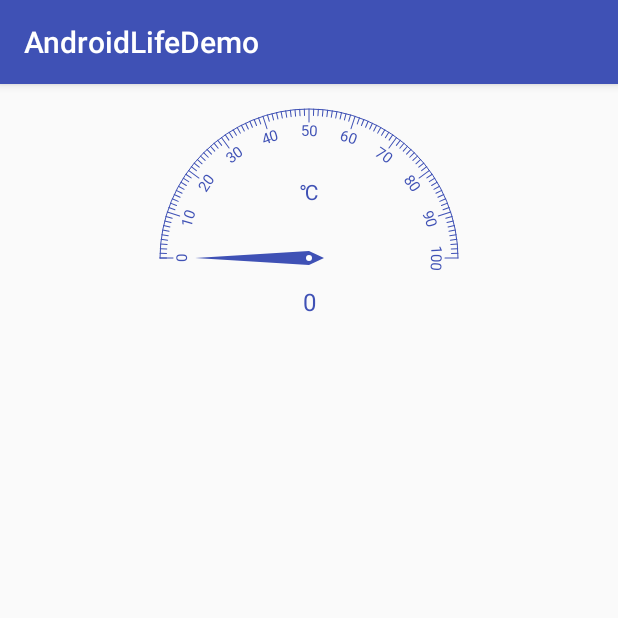
After one commit to shadowwingz/AndroidLifeDemo, an Android app: the DashBoardActivity screen opened directly, with no data from a screen before it, on a phone screen of 412 x 824 dp, the top half of it. The commit adds this screen. Run offline under Robolectric (Android 15) with nearby library versions, the phone set to English and light mode, and no system bars; libraries missing offline, so code that uses them is left out: com.squareup.leakcanary.

Commit message:
[Add]Add demo about custom view dashboard

```diff
--- a/app/src/main/AndroidManifest.xml
+++ b/app/src/main/AndroidManifest.xml
@@ -10,6 +10,8 @@
         android:roundIcon="@mipmap/ic_launcher_round"
         android:supportsRtl="true"
         android:theme="@style/AppTheme">
+        <activity android:name=".customviewdemo.dashboard.DashBoardActivity">
+        </activity>
         <activity android:name=".customviewdemo.conpon.CouponDisplayActivity">
         </activity>
         <activity android:name=".customviewdemo.CustomViewActivity">
--- a/app/src/main/java/com/shadowwingz/androidlifedemo/customviewdemo/CustomViewActivity.java
+++ b/app/src/main/java/com/shadowwingz/androidlifedemo/customviewdemo/CustomViewActivity.java
@@ -7,6 +7,7 @@ import android.view.View;
 
 import com.shadowwingz.androidlifedemo.R;
 import com.shadowwingz.androidlifedemo.customviewdemo.conpon.CouponDisplayActivity;
+import com.shadowwingz.androidlifedemo.customviewdemo.dashboard.DashBoardActivity;
 
 public class CustomViewActivity extends AppCompatActivity {
 
@@ -21,5 +22,12 @@ public class CustomViewActivity extends AppCompatActivity {
                 startActivity(new Intent(CustomViewActivity.this, CouponDisplayActivity.class));
             }
         });
+
+        findViewById(R.id.btn_dashboard).setOnClickListener(new View.OnClickListener() {
+            @Override
+            public void onClick(View v) {
+                startActivity(new Intent(CustomViewActivity.this, DashBoardActivity.class));
+            }
+        });
     }
 }
--- /dev/null
+++ b/app/src/main/java/com/shadowwingz/androidlifedemo/customviewdemo/dashboard/DashBoardActivity.java
@@ -0,0 +1,29 @@
+package com.shadowwingz.androidlifedemo.customviewdemo.dashboard;
+
+import android.os.Bundle;
+import android.support.v7.app.AppCompatActivity;
+import android.view.View;
+
+import com.shadowwingz.androidlifedemo.R;
+
+import java.util.Random;
+
+public class DashBoardActivity extends AppCompatActivity {
+
+    private DashboardView1 mDashboardView1;
+
+    @Override
+    protected void onCreate(Bundle savedInstanceState) {
+        super.onCreate(savedInstanceState);
+        setContentView(R.layout.activity_dash_board);
+
+        mDashboardView1 = (DashboardView1) findViewById(R.id.dashboard_view_1);
+
+        mDashboardView1.setOnClickListener(new View.OnClickListener() {
+            @Override
+            public void onClick(View v) {
+                mDashboardView1.setRealTimeValue(new Random().nextInt(100));
+            }
+        });
+    }
+}
--- /dev/null
+++ b/app/src/main/java/com/shadowwingz/androidlifedemo/customviewdemo/dashboard/DashboardView1.java
@@ -0,0 +1,304 @@
+package com.shadowwingz.androidlifedemo.customviewdemo.dashboard;
+
+import android.content.Context;
+import android.graphics.Canvas;
+import android.graphics.Color;
+import android.graphics.Paint;
+import android.graphics.Path;
+import android.graphics.Rect;
+import android.graphics.RectF;
+import android.support.annotation.Nullable;
+import android.support.v4.content.ContextCompat;
+import android.text.TextUtils;
+import android.util.AttributeSet;
+import android.view.View;
+
+import com.shadowwingz.androidlifedemo.R;
+
+import static com.shadowwingz.androidlifedemo.utils.Util.dp2px;
+import static com.shadowwingz.androidlifedemo.utils.Util.sp2px;
+
+/**
+ * Created by shadowwingz on 2019-08-01 11:03
+ */
+public class DashboardView1 extends View {
+
+    private int mRadius; // 扇形半径
+    private int mStartAngle = 180; // 起始角度
+    private int mSweepAngle = 180; // 绘制角度
+    private int mMin = 0; // 最小值
+    private int mMax = 100; // 最大值
+    private int mSection = 10; // 值域（mMax-mMin）等分份数
+    private int mPortion = 10; // 一个mSection等分份数
+    private String mHeaderText = "℃"; // 表头
+    private int mRealTimeValue = mMin; // 实时读数
+    private boolean isShowValue = true; // 是否显示实时读数
+    private int mStrokeWidth; // 画笔宽度
+    private int mLength1; // 长刻度的相对圆弧的长度
+    private int mLength2; // 刻度读数顶部的相对圆弧的长度
+    private int mPLRadius; // 指针长半径
+    private int mPSRadius; // 指针短半径
+
+    private int mPadding;
+    private float mCenterX, mCenterY; // 圆心坐标
+    private Paint mPaint;
+    private RectF mRectFArc;
+    private Path mPath;
+    private RectF mRectFInnerArc;
+    private Rect mRectText;
+    private String[] mTexts;
+
+    public DashboardView1(Context context) {
+        this(context, null);
+    }
+
+    public DashboardView1(Context context, @Nullable AttributeSet attrs) {
+        this(context, attrs, 0);
+    }
+
+    public DashboardView1(Context context, @Nullable AttributeSet attrs, int defStyleAttr) {
+        super(context, attrs, defStyleAttr);
+
+        init();
+    }
+
+    private void init() {
+        mStrokeWidth = dp2px(1);
+        mLength1 = dp2px(8) + mStrokeWidth;
+        mLength2 = mLength1 + dp2px(2);
+        mPSRadius = dp2px(10);
+
+        mPaint = new Paint();
+        mPaint.setAntiAlias(true);
+        mPaint.setStrokeCap(Paint.Cap.ROUND);
+
+        mRectFArc = new RectF();
+        mPath = new Path();
+        mRectFInnerArc = new RectF();
+        mRectText = new Rect();
+
+        mTexts = new String[mSection + 1]; // 需要显示mSection + 1个刻度读数
+        for (int i = 0; i < mTexts.length; i++) {
+            int n = (mMax - mMin) / mSection;
+            mTexts[i] = String.valueOf(mMin + i * n);
+        }
+    }
+
+    @Override
+    protected void onMeasure(int widthMeasureSpec, int heightMeasureSpec) {
+        super.onMeasure(widthMeasureSpec, heightMeasureSpec);
+        mPadding = Math.max(
+                Math.max(getPaddingLeft(), getPaddingTop()),
+                Math.max(getPaddingRight(), getPaddingBottom())
+        );
+        setPadding(mPadding, mPadding, mPadding, mPadding);
+
+        // 控件的宽度，这里要参考父容器的 widthMeasureSpec 来确定控件的宽度
+        int measureWidth = resolveSize(dp2px(200), widthMeasureSpec);
+        mRadius = (measureWidth - mPadding * 2 - mStrokeWidth * 2) / 2;
+
+        mPaint.setTextSize(sp2px(16));
+        if (isShowValue) { // 显示实时读数，View高度增加字体高度3倍
+            mPaint.getTextBounds("0", 0, "0".length(), mRectText);
+        } else {
+            mPaint.getTextBounds("0", 0, 0, mRectText);
+        }
+        // 由半径+指针短半径+实时读数文字高度确定的高度
+        int height1 = mRadius + mStrokeWidth * 2 + mPSRadius + mRectText.height() * 3;
+        // 由起始角度确定的高度
+        float[] point1 = getCoordinatePoint(mRadius, mStartAngle);
+        // 由结束角度确定的高度
+        float[] point2 = getCoordinatePoint(mRadius, mStartAngle + mSweepAngle);
+        // 取最大值
+        int measureHeight = (int) Math.max(
+                height1,
+                Math.max(point1[1] + mRadius + mStrokeWidth * 2, point2[1] + mRadius + mStrokeWidth * 2)
+        );
+        setMeasuredDimension(measureWidth, measureHeight + getPaddingTop() + getPaddingBottom());
+
+        mCenterX = mCenterY = getMeasuredWidth() / 2f;
+        mRectFArc.set(
+                getPaddingLeft() + mStrokeWidth,
+                getPaddingTop() + mStrokeWidth,
+                getMeasuredWidth() - getPaddingRight() - mStrokeWidth,
+                getMeasuredWidth() - getPaddingBottom() - mStrokeWidth
+        );
+
+        mPaint.setTextSize(sp2px(10));
+        mPaint.getTextBounds("0", 0, "0".length(), mRectText);
+        mRectFInnerArc.set(
+                getPaddingLeft() + mLength2 + mRectText.height(),
+                getPaddingTop() + mLength2 + mRectText.height(),
+                getMeasuredWidth() - getPaddingRight() - mLength2 - mRectText.height(),
+                getMeasuredWidth() - getPaddingBottom() - mLength2 - mRectText.height()
+        );
+
+        mPLRadius = mRadius - (mLength2 + mRectText.height() + dp2px(5));
+    }
+
+    @Override
+    protected void onDraw(Canvas canvas) {
+        super.onDraw(canvas);
+
+        mPaint.setStyle(Paint.Style.STROKE);
+        mPaint.setStrokeWidth(mStrokeWidth);
+        mPaint.setColor(ContextCompat.getColor(getContext(), R.color.colorPrimary));
+        /**
+         * 画圆弧
+         */
+        canvas.drawArc(mRectFArc, mStartAngle, mSweepAngle, false, mPaint);
+
+        /**
+         * 画长刻度
+         * 画好起始角度的一条刻度后通过canvas绕着原点旋转来画剩下的长刻度
+         */
+        double cos = Math.cos(Math.toRadians(mStartAngle - 180));
+        double sin = Math.sin(Math.toRadians(mStartAngle - 180));
+        float x0 = (float) (mPadding + mStrokeWidth + mRadius * (1 - cos));
+        float y0 = (float) (mPadding + mStrokeWidth + mRadius * (1 - sin));
+        float x1 = (float) (mPadding + mStrokeWidth + mRadius - (mRadius - mLength1) * cos);
+        float y1 = (float) (mPadding + mStrokeWidth + mRadius - (mRadius - mLength1) * sin);
+
+        canvas.save();
+        canvas.drawLine(x0, y0, x1, y1, mPaint);
+        float angle = mSweepAngle * 1f / mSection;
+        for (int i = 0; i < mSection; i++) {
+            canvas.rotate(angle, mCenterX, mCenterY);
+            canvas.drawLine(x0, y0, x1, y1, mPaint);
+        }
+        canvas.restore();
+
+        /**
+         * 画短刻度
+         * 同样采用canvas的旋转原理
+         */
+        canvas.save();
+        mPaint.setStrokeWidth(1);
+        float x2 = (float) (mPadding + mStrokeWidth + mRadius - (mRadius - mLength1 / 2f) * cos);
+        float y2 = (float) (mPadding + mStrokeWidth + mRadius - (mRadius - mLength1 / 2f) * sin);
+        canvas.drawLine(x0, y0, x2, y2, mPaint);
+        angle = mSweepAngle * 1f / (mSection * mPortion);
+        for (int i = 1; i < mSection * mPortion; i++) {
+            canvas.rotate(angle, mCenterX, mCenterY);
+            if (i % mPortion == 0) { // 避免与长刻度画重合
+                continue;
+            }
+            canvas.drawLine(x0, y0, x2, y2, mPaint);
+        }
+        canvas.restore();
+
+        /**
+         * 画长刻度读数
+         * 添加一个圆弧path，文字沿着path绘制
+         */
+        mPaint.setTextSize(sp2px(10));
+        mPaint.setTextAlign(Paint.Align.LEFT);
+        mPaint.setStyle(Paint.Style.FILL);
+        for (int i = 0; i < mTexts.length; i++) {
+            mPaint.getTextBounds(mTexts[i], 0, mTexts[i].length(), mRectText);
+            // 粗略把文字的宽度视为圆心角2*θ对应的弧长，利用弧长公式得到θ，下面用于修正角度
+            float θ = (float) (180 * mRectText.width() / 2 /
+                    (Math.PI * (mRadius - mLength2 - mRectText.height())));
+
+            mPath.reset();
+            mPath.addArc(
+                    mRectFInnerArc,
+                    mStartAngle + i * (mSweepAngle / mSection) - θ, // 正起始角度减去θ使文字居中对准长刻度
+                    mSweepAngle
+            );
+            canvas.drawTextOnPath(mTexts[i], mPath, 0, 0, mPaint);
+        }
+
+        /**
+         * 画表头
+         * 没有表头就不画
+         */
+        if (!TextUtils.isEmpty(mHeaderText)) {
+            mPaint.setTextSize(sp2px(14));
+            mPaint.setTextAlign(Paint.Align.CENTER);
+            mPaint.getTextBounds(mHeaderText, 0, mHeaderText.length(), mRectText);
+            canvas.drawText(mHeaderText, mCenterX, mCenterY / 2f + mRectText.height(), mPaint);
+        }
+
+        /**
+         * 画指针
+         */
+        float θ = mStartAngle + mSweepAngle * (mRealTimeValue - mMin) / (mMax - mMin); // 指针与水平线夹角
+        int d = dp2px(5); // 指针由两个等腰三角形构成，d为共底边长的一半
+        mPath.reset();
+        float[] p1 = getCoordinatePoint(d, θ - 90);
+        mPath.moveTo(p1[0], p1[1]);
+        float[] p2 = getCoordinatePoint(mPLRadius, θ);
+        mPath.lineTo(p2[0], p2[1]);
+        float[] p3 = getCoordinatePoint(d, θ + 90);
+        mPath.lineTo(p3[0], p3[1]);
+        float[] p4 = getCoordinatePoint(mPSRadius, θ - 180);
+        mPath.lineTo(p4[0], p4[1]);
+        mPath.close();
+        canvas.drawPath(mPath, mPaint);
+
+        /**
+         * 画指针围绕的镂空圆心
+         */
+        mPaint.setColor(Color.WHITE);
+        canvas.drawCircle(mCenterX, mCenterY, dp2px(2), mPaint);
+
+        /**
+         * 画实时度数值
+         */
+        if (isShowValue) {
+            mPaint.setTextSize(sp2px(16));
+            mPaint.setTextAlign(Paint.Align.CENTER);
+            mPaint.setColor(ContextCompat.getColor(getContext(), R.color.colorPrimary));
+            String value = String.valueOf(mRealTimeValue);
+            mPaint.getTextBounds(value, 0, value.length(), mRectText);
+            canvas.drawText(value, mCenterX, mCenterY + mPSRadius + mRectText.height() * 2, mPaint);
+        }
+    }
+
+    public float[] getCoordinatePoint(int radius, float angle) {
+        float[] point = new float[2];
+
+        double arcAngle = Math.toRadians(angle); //将角度转换为弧度
+        if (angle < 90) {
+            point[0] = (float) (mCenterX + Math.cos(arcAngle) * radius);
+            point[1] = (float) (mCenterY + Math.sin(arcAngle) * radius);
+        } else if (angle == 90) {
+            point[0] = mCenterX;
+            point[1] = mCenterY + radius;
+        } else if (angle > 90 && angle < 180) {
+            arcAngle = Math.PI * (180 - angle) / 180.0;
+            point[0] = (float) (mCenterX - Math.cos(arcAngle) * radius);
+            point[1] = (float) (mCenterY + Math.sin(arcAngle) * radius);
+        } else if (angle == 180) {
+            point[0] = mCenterX - radius;
+            point[1] = mCenterY;
+        } else if (angle > 180 && angle < 270) {
+            arcAngle = Math.PI * (angle - 180) / 180.0;
+            point[0] = (float) (mCenterX - Math.cos(arcAngle) * radius);
+            point[1] = (float) (mCenterY - Math.sin(arcAngle) * radius);
+        } else if (angle == 270) {
+            point[0] = mCenterX;
+            point[1] = mCenterY - radius;
+        } else {
+            arcAngle = Math.PI * (360 - angle) / 180.0;
+            point[0] = (float) (mCenterX + Math.cos(arcAngle) * radius);
+            point[1] = (float) (mCenterY - Math.sin(arcAngle) * radius);
+        }
+
+        return point;
+    }
+
+    public int getRealTimeValue() {
+        return mRealTimeValue;
+    }
+
+    public void setRealTimeValue(int realTimeValue) {
+        if (mRealTimeValue == realTimeValue || realTimeValue < mMin || realTimeValue > mMax) {
+            return;
+        }
+
+        mRealTimeValue = realTimeValue;
+        postInvalidate();
+    }
+}
--- a/app/src/main/java/com/shadowwingz/androidlifedemo/utils/Util.java
+++ b/app/src/main/java/com/shadowwingz/androidlifedemo/utils/Util.java
@@ -2,6 +2,8 @@ package com.shadowwingz.androidlifedemo.utils;
 
 import android.app.ActivityManager;
 import android.content.Context;
+import android.content.res.Resources;
+import android.util.TypedValue;
 
 import java.util.List;
 
@@ -29,4 +31,14 @@ public class Util {
         }
         return "";
     }
+
+    public static int dp2px(int dp) {
+        return (int) TypedValue.applyDimension(TypedValue.COMPLEX_UNIT_DIP, dp,
+                Resources.getSystem().getDisplayMetrics());
+    }
+
+    public static int sp2px(int sp) {
+        return (int) TypedValue.applyDimension(TypedValue.COMPLEX_UNIT_SP, sp,
+                Resources.getSystem().getDisplayMetrics());
+    }
 }
--- a/app/src/main/res/layout/activity_custom_view.xml
+++ b/app/src/main/res/layout/activity_custom_view.xml
@@ -1,16 +1,29 @@
 <?xml version="1.0" encoding="utf-8"?>
-<RelativeLayout
+<ScrollView
     xmlns:android="http://schemas.android.com/apk/res/android"
     xmlns:tools="http://schemas.android.com/tools"
     android:layout_width="match_parent"
     android:layout_height="match_parent"
     tools:context=".customviewdemo.CustomViewActivity">
 
-    <Button
-        android:id="@+id/btn_coupon_dispaly"
+    <LinearLayout
         android:layout_width="match_parent"
         android:layout_height="wrap_content"
-        android:text="优惠卷"
-        android:textAllCaps="false"/>
+        android:orientation="vertical">
 
-</RelativeLayout>
+        <Button
+            android:id="@+id/btn_coupon_dispaly"
+            android:layout_width="match_parent"
+            android:layout_height="wrap_content"
+            android:text="优惠卷"
+            android:textAllCaps="false"/>
+
+        <Button
+            android:id="@+id/btn_dashboard"
+            android:layout_width="match_parent"
+            android:layout_height="wrap_content"
+            android:text="仪表盘"
+            android:textAllCaps="false"/>
+    </LinearLayout>
+
+</ScrollView>
--- /dev/null
+++ b/app/src/main/res/layout/activity_dash_board.xml
@@ -0,0 +1,25 @@
+<?xml version="1.0" encoding="utf-8"?>
+<ScrollView
+    xmlns:android="http://schemas.android.com/apk/res/android"
+    xmlns:app="http://schemas.android.com/apk/res-auto"
+    xmlns:tools="http://schemas.android.com/tools"
+    android:layout_width="match_parent"
+    android:layout_height="match_parent"
+    tools:context=".customviewdemo.dashboard.DashBoardActivity">
+
+    <LinearLayout
+        android:layout_width="match_parent"
+        android:layout_height="wrap_content"
+        android:gravity="center_horizontal"
+        android:orientation="vertical"
+        android:padding="16dp">
+
+        <com.shadowwingz.androidlifedemo.customviewdemo.dashboard.DashboardView1
+            android:id="@+id/dashboard_view_1"
+            android:layout_width="wrap_content"
+            android:layout_height="wrap_content"/>
+
+    </LinearLayout>
+
+
+</ScrollView>
```
